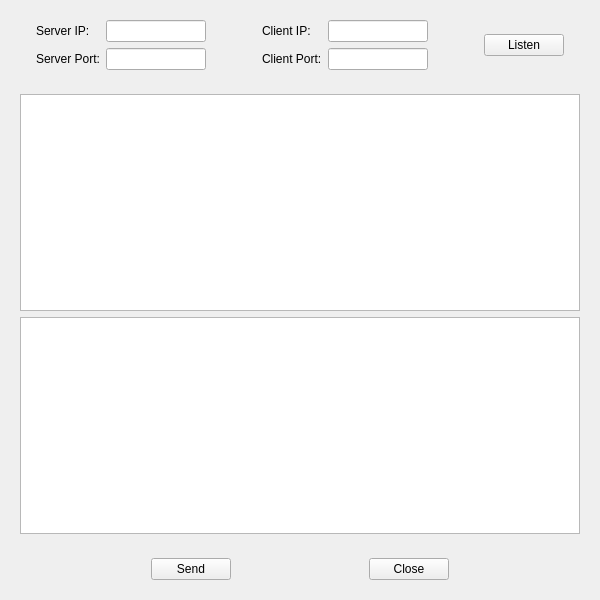
Above: 23-TCPServer/widget.ui from aoji-tjut/QT before the change. Below: the same form after it.
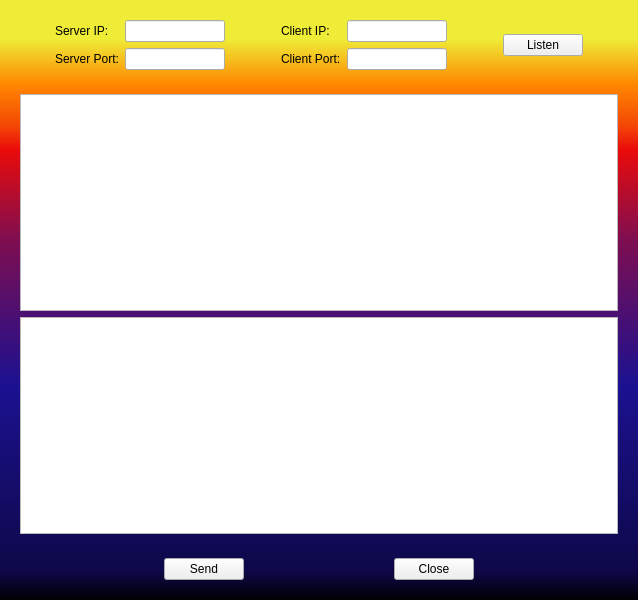
That is the form after the change.

Commit message: style sheet

```diff
--- a/23-TCPServer/widget.ui
+++ b/23-TCPServer/widget.ui
@@ -6,13 +6,16 @@
    <rect>
     <x>0</x>
     <y>0</y>
-    <width>600</width>
+    <width>638</width>
     <height>600</height>
    </rect>
   </property>
   <property name="windowTitle">
    <string>Widget</string>
   </property>
+  <property name="styleSheet">
+   <string notr="true">#Widget{background:qlineargradient(spread:pad, x1:0, y1:1, x2:0, y2:0, stop:0 rgba(0, 0, 0, 255), stop:0.05 rgba(14, 8, 73, 255), stop:0.36 rgba(28, 17, 145, 255), stop:0.6 rgba(126, 14, 81, 255), stop:0.75 rgba(234, 11, 11, 255), stop:0.79 rgba(244, 70, 5, 255), stop:0.86 rgba(255, 136, 0, 255), stop:0.935 rgba(239, 236, 55, 255))}</string>
+  </property>
   <layout class="QVBoxLayout" name="verticalLayout_2">
    <item>
     <widget class="QWidget" name="widget_3" native="true">
```
The commit also changes 5 other files.
